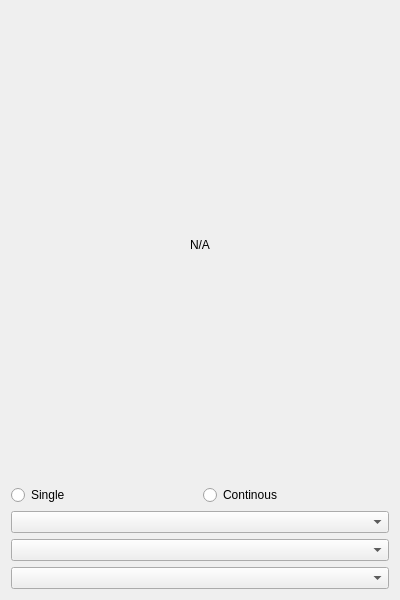
Qt form MainWidget.ui (prajwaltr93/Temperature-Reader-Qt) before a commit.
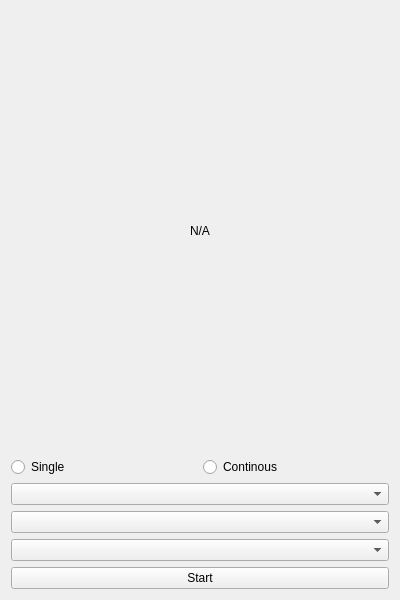
The same form after that commit.

Commit message: add: read and display random temperature value

The edit to the form file:
```diff
--- a/MainWidget.ui
+++ b/MainWidget.ui
@@ -66,6 +66,13 @@
    <item>
     <widget class="QComboBox" name="sampleRateComboBox"/>
    </item>
+   <item>
+    <widget class="QPushButton" name="startButton">
+     <property name="text">
+      <string>Start</string>
+     </property>
+    </widget>
+   </item>
   </layout>
  </widget>
  <resources/>
```
Left out of the diff: 2 changed lines with no effect on the pictures. The commit also changes 2 other files.
